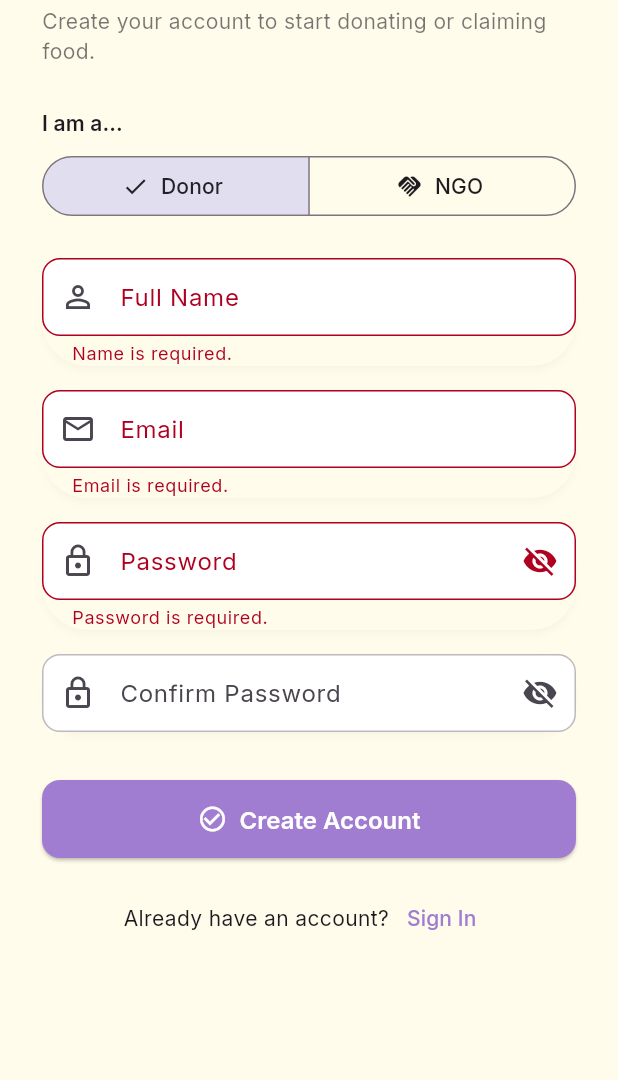
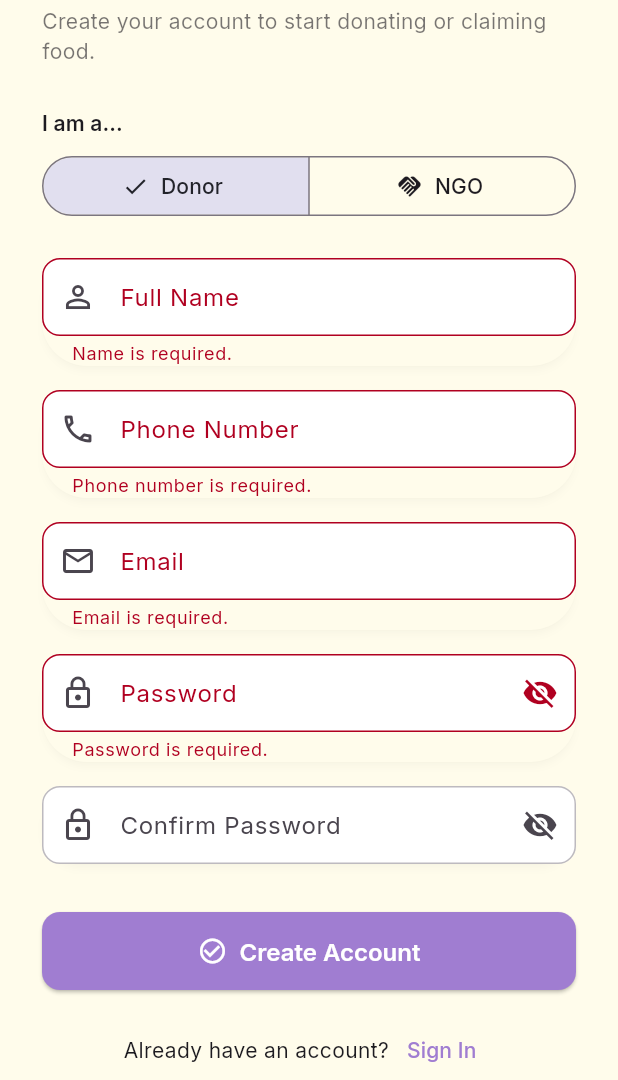
Before and after one commit to merrrrrr/food_donation_app, a Flutter app: the RegisterScreen screen opened by its route, after a tap on "Create Account", on a phone screen of 412 x 824 dp, the part 156-1236 px from its top. Run offline on Flutter 3.47's test engine with Material 3 defaults, Android fonts, the phone set to English and light mode, and no system bars; our stand-ins replace cloud_firestore, equatable, firebase_auth, firebase_core, firebase_storage, gap and 4 more; accounts and stored records are empty; network calls fail.

Commit message:
Add phone number to all donor. Show phone number in donor profile screen. Show NGO phone number in claimed and done donation list Remove address in edit profile

```diff
--- a/lib/models/donation_model.dart
+++ b/lib/models/donation_model.dart
@@ -122,6 +122,7 @@ class DonationModel extends Equatable {
   final String id;
   final String donorId;
   final String donorName;
+  final String? donorPhone;
 
   // ── Food details (from Upload form) ──────────────────────────────────────
   final String foodName;
@@ -148,6 +149,7 @@ class DonationModel extends Equatable {
   final DonationStatus status;
   final String? ngoId;
   final String? ngoName;
+  final String? ngoPhone;
   final String? evidencePhotoUrl;
 
   // ── Timestamps ───────────────────────────────────────────────────────────
@@ -174,9 +176,11 @@ class DonationModel extends Equatable {
     this.status = DonationStatus.pending,
     this.ngoId,
     this.ngoName,
+    this.ngoPhone,
     this.evidencePhotoUrl,
     this.createdAt,
     this.updatedAt,
+    this.donorPhone,
   });
 
   // ── Factory: from a Firestore DocumentSnapshot ──────────────────────────
@@ -188,6 +192,7 @@ class DonationModel extends Equatable {
       id: doc.id,
       donorId: data['donorId'] as String,
       donorName: data['donorName'] as String,
+      donorPhone: data['donorPhone'] as String?,
       foodName: data['foodName'] as String,
       sourceStatus:
           data['sourceStatus'] as String? ?? DietarySourceStatus.porkFree,
@@ -205,6 +210,7 @@ class DonationModel extends Equatable {
       status: DonationStatusExtension.fromJson(data['status'] as String),
       ngoId: data['ngoId'] as String?,
       ngoName: data['ngoName'] as String?,
+      ngoPhone: data['ngoPhone'] as String?,
       evidencePhotoUrl: data['evidencePhotoUrl'] as String?,
       createdAt: (data['createdAt'] as Timestamp?)?.toDate(),
       updatedAt: (data['updatedAt'] as Timestamp?)?.toDate(),
@@ -216,6 +222,7 @@ class DonationModel extends Equatable {
     return {
       'donorId': donorId,
       'donorName': donorName,
+      if (donorPhone != null) 'donorPhone': donorPhone,
       'foodName': foodName,
       'sourceStatus': sourceStatus,
       'dietaryBase': dietaryBase,
@@ -232,6 +239,7 @@ class DonationModel extends Equatable {
       'status': status.toJson(),
       if (ngoId != null) 'ngoId': ngoId,
       if (ngoName != null) 'ngoName': ngoName,
+      if (ngoPhone != null) 'ngoPhone': ngoPhone,
       if (evidencePhotoUrl != null) 'evidencePhotoUrl': evidencePhotoUrl,
       // Always emit updatedAt; only add createdAt when first creating
       'updatedAt': FieldValue.serverTimestamp(),
@@ -262,7 +270,9 @@ class DonationModel extends Equatable {
     DonationStatus? status,
     String? ngoId,
     String? ngoName,
+    String? ngoPhone,
     String? evidencePhotoUrl,
+    String? donorPhone,
   }) {
     return DonationModel(
       id: id,
@@ -284,9 +294,11 @@ class DonationModel extends Equatable {
       status: status ?? this.status,
       ngoId: ngoId ?? this.ngoId,
       ngoName: ngoName ?? this.ngoName,
+      ngoPhone: ngoPhone ?? this.ngoPhone,
       evidencePhotoUrl: evidencePhotoUrl ?? this.evidencePhotoUrl,
       createdAt: createdAt,
       updatedAt: updatedAt,
+      donorPhone: donorPhone ?? this.donorPhone,
     );
   }
 
@@ -306,6 +318,8 @@ class DonationModel extends Equatable {
   List<Object?> get props => [
     id,
     donorId,
+    donorName,
+    donorPhone,
     foodName,
     sourceStatus,
     dietaryBase,
--- a/lib/models/user_model.dart
+++ b/lib/models/user_model.dart
@@ -43,7 +43,7 @@ class UserModel extends Equatable {
   final String email;
   final UserRole role;
   final String? photoUrl;
-  final String? phone;
+  final String phone;
   final String? address;
   final DateTime? createdAt;
 
@@ -52,8 +52,8 @@ class UserModel extends Equatable {
     required this.displayName,
     required this.email,
     required this.role,
+    required this.phone,
     this.photoUrl,
-    this.phone,
     this.address,
     this.createdAt,
   });
@@ -67,7 +67,7 @@ class UserModel extends Equatable {
       email: data['email'] as String,
       role: UserRoleExtension.fromJson(data['role'] as String),
       photoUrl: data['photoUrl'] as String?,
-      phone: data['phone'] as String?,
+      phone: data['phone'] as String,
       address: data['address'] as String?,
       createdAt: (data['createdAt'] as Timestamp?)?.toDate(),
     );
@@ -82,8 +82,8 @@ class UserModel extends Equatable {
       'displayName': displayName,
       'email': email,
       'role': role.toJson(),
+      'phone': phone,
       if (photoUrl != null) 'photoUrl': photoUrl,
-      if (phone != null) 'phone': phone,
       if (address != null) 'address': address,
       if (includeCreatedAt) 'createdAt': FieldValue.serverTimestamp(),
     };
@@ -103,14 +103,22 @@ class UserModel extends Equatable {
       displayName: displayName ?? this.displayName,
       email: email ?? this.email,
       role: role ?? this.role,
+      phone: phone ?? this.phone,
       photoUrl: photoUrl ?? this.photoUrl,
-      phone: phone ?? this.phone,
       address: address ?? this.address,
       createdAt: createdAt,
     );
   }
 
   @override
-  List<Object?> get props =>
-      [uid, displayName, email, role, photoUrl, phone, address, createdAt];
+  List<Object?> get props => [
+    uid,
+    displayName,
+    email,
+    role,
+    photoUrl,
+    phone,
+    address,
+    createdAt,
+  ];
 }
--- a/lib/providers/auth_provider.dart
+++ b/lib/providers/auth_provider.dart
@@ -64,6 +64,7 @@ class AuthProvider extends ChangeNotifier {
     required String password,
     required String displayName,
     required UserRole role,
+    String? phone,
   }) async {
     _setLoading(true);
     try {
@@ -72,6 +73,7 @@ class AuthProvider extends ChangeNotifier {
         password: password,
         displayName: displayName,
         role: role,
+        phone: phone,
       );
       authState = AuthState.signedIn;
       _setLoading(false);
--- a/lib/providers/donation_provider.dart
+++ b/lib/providers/donation_provider.dart
@@ -158,6 +158,7 @@ class DonationProvider extends ChangeNotifier {
     required String donationId,
     required String ngoId,
     required String ngoName,
+    required String ngoPhone,
   }) async {
     _setLoading(true);
     try {
@@ -165,6 +166,7 @@ class DonationProvider extends ChangeNotifier {
         donationId: donationId,
         ngoId: ngoId,
         ngoName: ngoName,
+        ngoPhone: ngoPhone,
       );
       _setLoading(false);
       return true;
--- a/lib/screens/auth/register_screen.dart
+++ b/lib/screens/auth/register_screen.dart
@@ -1,4 +1,5 @@
 import 'package:flutter/material.dart';
+import 'package:flutter/services.dart';
 import 'package:gap/gap.dart';
 import 'package:provider/provider.dart';
 
@@ -21,6 +22,7 @@ class RegisterScreen extends StatefulWidget {
 class _RegisterScreenState extends State<RegisterScreen> {
   final _formKey = GlobalKey<FormState>();
   final _nameCtrl = TextEditingController();
+  final _phoneCtrl = TextEditingController();
   final _emailCtrl = TextEditingController();
   final _passwordCtrl = TextEditingController();
   final _confirmPasswordCtrl = TextEditingController();
@@ -30,6 +32,7 @@ class _RegisterScreenState extends State<RegisterScreen> {
   @override
   void dispose() {
     _nameCtrl.dispose();
+    _phoneCtrl.dispose();
     _emailCtrl.dispose();
     _passwordCtrl.dispose();
     _confirmPasswordCtrl.dispose();
@@ -45,6 +48,7 @@ class _RegisterScreenState extends State<RegisterScreen> {
       email: _emailCtrl.text,
       password: _passwordCtrl.text,
       displayName: _nameCtrl.text,
+      phone: _phoneCtrl.text,
       role: _selectedRole,
     );
 
@@ -153,6 +157,27 @@ class _RegisterScreenState extends State<RegisterScreen> {
                   ),
                   const Gap(16),
 
+                  // ── Phone Number ──────────────────────────────────────────────────────────
+                  CustomTextField(
+                    controller: _phoneCtrl,
+                    label: 'Phone Number',
+                    hint: '0123456789',
+                    prefixIcon: Icons.phone_outlined,
+                    keyboardType: TextInputType.phone,
+                    inputFormatters: [FilteringTextInputFormatter.digitsOnly],
+                    onFieldSubmitted: (_) => _onRegister(),
+                    validator: (v) {
+                      if (v == null || v.trim().isEmpty) {
+                        return 'Phone number is required.';
+                      }
+                      if (v.trim().length < 8) {
+                        return 'Enter a valid phone number.';
+                      }
+                      return null;
+                    },
+                  ),
+                  const Gap(16),
+
                   // ── Email ─────────────────────────────────────────────────
                   CustomTextField(
                     controller: _emailCtrl,
--- a/lib/screens/donor/donor_result_screen.dart
+++ b/lib/screens/donor/donor_result_screen.dart
@@ -104,6 +104,11 @@ class DonorResultScreen extends StatelessWidget {
                       label: 'Claimed by',
                       value: donation.ngoName ?? '—',
                     ),
+                    if (donation.ngoPhone != null)
+                      _ResultRow(
+                        label: 'NGO Contact',
+                        value: donation.ngoPhone!,
+                      ),
                   ],
                 ),
               ),
--- a/lib/screens/donor/donor_status_screen.dart
+++ b/lib/screens/donor/donor_status_screen.dart
@@ -223,6 +223,11 @@ class _DonationCard extends StatelessWidget {
                 icon: Icons.handshake_rounded,
                 label: 'Claimed by: ${donation.ngoName}',
               ),
+            if (donation.ngoPhone != null)
+              _InfoRow(
+                icon: Icons.phone_outlined,
+                label: 'NGO Contact: ${donation.ngoPhone}',
+              ),
             if (donation.address != null)
               _InfoRow(
                 icon: Icons.location_on_outlined,
--- a/lib/screens/donor/upload_food_step2_screen.dart
+++ b/lib/screens/donor/upload_food_step2_screen.dart
@@ -342,6 +342,7 @@ class _UploadFoodStep2ScreenState extends State<UploadFoodStep2Screen> {
       id: _uuid.v4(),
       donorId: auth.currentUser!.uid,
       donorName: auth.currentUser!.displayName,
+      donorPhone: auth.currentUser!.phone,
       foodName: draft.foodName,
       sourceStatus: draft.sourceStatus,
       dietaryBase: draft.dietaryBase,
--- a/lib/screens/ngo/ngo_food_detail_screen.dart
+++ b/lib/screens/ngo/ngo_food_detail_screen.dart
@@ -171,8 +171,16 @@ class NgoFoodDetailScreen extends StatelessWidget {
                         icon: Icons.person_outline,
                         label: 'Donor',
                         value: donation.donorName,
-                        isLast: true,
                       ),
+                      if (donation.donorPhone != null)
+                        _DetailRow(
+                          icon: Icons.phone_outlined,
+                          label: 'Contact',
+                          value: donation.donorPhone!,
+                          isLast: true,
+                        )
+                      else
+                        const SizedBox.shrink(),
                     ],
                   ),
                 ),
@@ -277,6 +285,7 @@ class NgoFoodDetailScreen extends StatelessWidget {
       donationId: donation.id,
       ngoId: auth.currentUser!.uid,
       ngoName: auth.currentUser!.displayName,
+      ngoPhone: auth.currentUser!.phone,
     );
 
     if (!context.mounted) return;
@@ -289,6 +298,7 @@ class NgoFoodDetailScreen extends StatelessWidget {
         arguments: donation.copyWith(
           ngoId: auth.currentUser!.uid,
           ngoName: auth.currentUser!.displayName,
+          ngoPhone: auth.currentUser!.phone,
           status: DonationStatus.claimed,
         ),
       );
--- a/lib/services/auth_service.dart
+++ b/lib/services/auth_service.dart
@@ -31,6 +31,7 @@ class AuthService {
     required String password,
     required String displayName,
     required UserRole role,
+    String? phone,
   }) async {
     try {
       final credential = await _auth.createUserWithEmailAndPassword(
@@ -45,12 +46,11 @@ class AuthService {
         displayName: displayName.trim(),
         email: email.trim(),
         role: role,
+        phone: phone?.trim() ?? '',
       );
 
       // Write user profile; include createdAt server timestamp on first write
-      await _usersCol
-          .doc(uid)
-          .set(newUser.toDocument(includeCreatedAt: true));
+      await _usersCol.doc(uid).set(newUser.toDocument(includeCreatedAt: true));
 
       return newUser;
     } on FirebaseAuthException catch (e) {
--- a/lib/services/donation_service.dart
+++ b/lib/services/donation_service.dart
@@ -74,6 +74,7 @@ class DonationService {
     required String donationId,
     required String ngoId,
     required String ngoName,
+    required String ngoPhone,
   }) async {
     await _db.runTransaction((tx) async {
       final ref = _donationsCol.doc(donationId);
@@ -90,6 +91,7 @@ class DonationService {
         'status': DonationStatus.claimed.toJson(),
         'ngoId': ngoId,
         'ngoName': ngoName,
+        'ngoPhone': ngoPhone,
         'updatedAt': FieldValue.serverTimestamp(),
       });
     });
@@ -119,7 +121,6 @@ class DonationService {
   }
 
   // ── Private helpers ───────────────────────────────────────────────────────
-  List<DonationModel> _mapSnapshot(
-      QuerySnapshot<Map<String, dynamic>> snap) =>
+  List<DonationModel> _mapSnapshot(QuerySnapshot<Map<String, dynamic>> snap) =>
       snap.docs.map(DonationModel.fromDocument).toList();
 }
```
Also changed, not shown: lib/screens/donor/donor_profile_screen.dart (+24 -17 lines), lib/screens/ngo/ngo_profile_screen.dart (+21 -17 lines).
